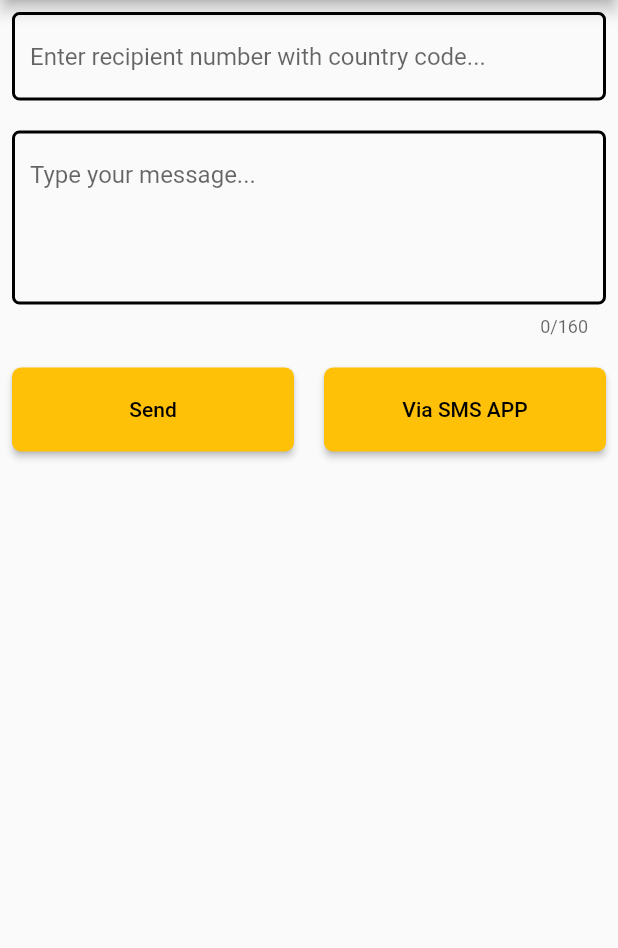
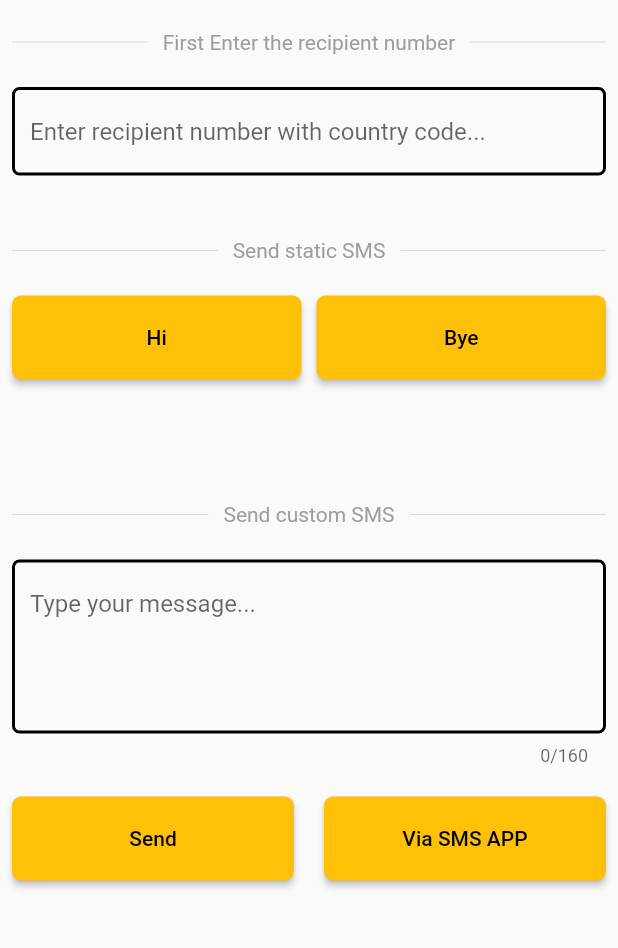
Before and after one commit to swayamshreemohanty/flutter_send_sms, a Flutter app: the screen it shows after launch, on a phone screen of 412 x 824 dp, the part 84-1032 px from its top. Run offline on Flutter 3.47's test engine with Material 2 defaults, Android fonts, the phone set to English and light mode, and no system bars; missing offline and left inert: telephony.

Commit message:
static button added

```diff
--- a/lib/sms_send_screen.dart
+++ b/lib/sms_send_screen.dart
@@ -1,3 +1,5 @@
+// ignore_for_file: use_build_context_synchronously
+
 import 'package:flutter/material.dart';
 import 'package:flutter/services.dart';
 import 'package:send_sms/utility/show_snak_bar.dart';
@@ -11,11 +13,45 @@ class SMSsendScreen extends StatefulWidget {
 }
 
 class _SMSsendScreenState extends State<SMSsendScreen> {
-  final _formKey = GlobalKey<FormState>();
+  final _recipientNumberformKey = GlobalKey<FormState>();
+  final _customMessageformKey = GlobalKey<FormState>();
 
   final _phoneNumberController = TextEditingController();
   final _customSMSController = TextEditingController();
   final Telephony smsService = Telephony.instance;
+
+  Future<void> sendSmSFromStaticButton({required String buttonText}) async {
+    try {
+      final isrecipientNumberValid =
+          _recipientNumberformKey.currentState!.validate();
+      FocusScope.of(context).unfocus();
+      if (isrecipientNumberValid) {
+        //to vibrate the phone
+        await HapticFeedback.lightImpact();
+        final permissionsGranted =
+            await smsService.requestPhoneAndSmsPermissions ?? false;
+        if (permissionsGranted) {
+          ShowSnackBar.showSnackBar(context, 'Sensing SMS...');
+          await smsService.sendSms(
+            to: _phoneNumberController.text.trim(),
+            message: buttonText.trim(),
+            statusListener: (SendStatus status) {
+              showRequestStatus(status);
+            },
+          );
+          clearTextField(ignorePhoneNumber: true);
+        } else {
+          ShowSnackBar.showSnackBar(context, 'SMS permission is not allowed');
+        }
+        return;
+      } else {
+        await HapticFeedback.heavyImpact();
+        return;
+      }
+    } catch (e) {
+      ShowSnackBar.showSnackBar(context, 'Error occured while sending SMS.');
+    }
+  }
 
   void showRequestStatus(SendStatus status) {
     switch (status) {
@@ -35,17 +71,15 @@ class _SMSsendScreenState extends State<SMSsendScreen> {
     }
   }
 
-  void clearTextField() {
-    _phoneNumberController.clear();
-    _customSMSController.clear();
-  }
-
   Future<void> sendDirectSmS() async {
     try {
-      final isValid = _formKey.currentState!.validate();
+      final isrecipientNumberValid =
+          _recipientNumberformKey.currentState!.validate();
+      final customMessageValid = _customMessageformKey.currentState!.validate();
       FocusScope.of(context).unfocus();
-      if (isValid) {
-        _formKey.currentState!.save();
+      if (isrecipientNumberValid && customMessageValid) {
+        _customMessageformKey.currentState!.save();
+        _recipientNumberformKey.currentState!.save();
         //to vibrate the phone
         await HapticFeedback.lightImpact();
 
@@ -53,6 +87,7 @@ class _SMSsendScreenState extends State<SMSsendScreen> {
             await smsService.requestPhoneAndSmsPermissions ?? false;
 
         if (permissionsGranted) {
+          ShowSnackBar.showSnackBar(context, 'Sensing SMS...');
           await smsService.sendSms(
             to: _phoneNumberController.text.trim(),
             message: _customSMSController.text.trim(),
@@ -60,9 +95,8 @@ class _SMSsendScreenState extends State<SMSsendScreen> {
               showRequestStatus(status);
             },
           );
-          clearTextField();
+          clearTextField(ignorePhoneNumber: true);
         } else {
-          // ignore: use_build_context_synchronously
           ShowSnackBar.showSnackBar(context, 'SMS permission is not allowed');
         }
         return;
@@ -76,22 +110,26 @@ class _SMSsendScreenState extends State<SMSsendScreen> {
   }
 
   Future<void> sendViaSmSApp() async {
-    final isValid = _formKey.currentState!.validate();
+    final isrecipientNumberValid =
+        _recipientNumberformKey.currentState!.validate();
+    final customMessageValid = _customMessageformKey.currentState!.validate();
     FocusScope.of(context).unfocus();
-    if (isValid) {
-      _formKey.currentState!.save();
+    if (isrecipientNumberValid && customMessageValid) {
+      _customMessageformKey.currentState!.save();
+      _recipientNumberformKey.currentState!.save();
       //to vibrate the phone
       await HapticFeedback.lightImpact();
       final permissionsGranted =
           await smsService.requestPhoneAndSmsPermissions ?? false;
       if (permissionsGranted) {
+        ShowSnackBar.showSnackBar(context, 'Sensing SMS...');
+
         await smsService.sendSmsByDefaultApp(
           to: _phoneNumberController.text.trim(),
           message: _customSMSController.text.trim(),
         );
         clearTextField();
       } else {
-        // ignore: use_build_context_synchronously
         ShowSnackBar.showSnackBar(context, 'SMS permission is not allowed');
       }
       return;
@@ -99,6 +137,13 @@ class _SMSsendScreenState extends State<SMSsendScreen> {
       await HapticFeedback.heavyImpact();
       return;
     }
+  }
+
+  void clearTextField({bool ignorePhoneNumber = false}) {
+    if (!ignorePhoneNumber) {
+      _phoneNumberController.clear();
+    }
+    _customSMSController.clear();
   }
 
   @override
@@ -114,16 +159,20 @@ class _SMSsendScreenState extends State<SMSsendScreen> {
       appBar: AppBar(
         title: const Text('Send SMS'),
         centerTitle: true,
+        elevation: 0,
       ),
       body: Padding(
         padding: const EdgeInsets.all(8.0),
         child: ListView(
           children: [
+            const SizedBox(height: 10),
+            const DividerWithText(
+              text: "First Enter the recipient number",
+            ),
+            const SizedBox(height: 20),
             Form(
-              key: _formKey,
-              child: Column(
-                children: [
-                  TextFormField(
+              key: _recipientNumberformKey,
+              child: TextFormField(
                 controller: _phoneNumberController,
                 autofillHints: const [AutofillHints.telephoneNumber],
                 keyboardType: TextInputType.phone,
@@ -150,8 +199,33 @@ class _SMSsendScreenState extends State<SMSsendScreen> {
                   ),
                 ),
               ),
+            ),
+            const SizedBox(height: 40),
+            const DividerWithText(text: "Send static SMS"),
             const SizedBox(height: 20),
-                  TextFormField(
+            Row(
+              children: [
+                SendSMSButton(
+                  onPressed: () async {
+                    await sendSmSFromStaticButton(buttonText: "Hi");
+                  },
+                  buttonName: 'Hi',
+                ),
+                const SizedBox(width: 10),
+                SendSMSButton(
+                  onPressed: () async {
+                    await sendSmSFromStaticButton(buttonText: "Bye");
+                  },
+                  buttonName: 'Bye',
+                ),
+              ],
+            ),
+            const SizedBox(height: 80),
+            const DividerWithText(text: "Send custom SMS"),
+            const SizedBox(height: 20),
+            Form(
+              key: _customMessageformKey,
+              child: TextFormField(
                 controller: _customSMSController,
                 keyboardType: TextInputType.text,
                 maxLines: 4,
@@ -176,8 +250,6 @@ class _SMSsendScreenState extends State<SMSsendScreen> {
                   ),
                 ),
               ),
-                ],
-              ),
             ),
             const SizedBox(height: 20),
             Row(
@@ -201,6 +273,40 @@ class _SMSsendScreenState extends State<SMSsendScreen> {
         ),
       ),
     );
+  }
+}
+
+class DividerWithText extends StatelessWidget {
+  final String text;
+  const DividerWithText({Key? key, required this.text}) : super(key: key);
+
+  final double height = 20;
+  final double thickness = 0.8;
+  @override
+  Widget build(BuildContext context) {
+    return Row(children: [
+      Expanded(
+        child: Divider(
+          height: height,
+          thickness: thickness,
+        ),
+      ),
+      Padding(
+        padding: const EdgeInsets.symmetric(horizontal: 10),
+        child: Text(
+          text,
+          style: const TextStyle(
+            color: Colors.grey,
+          ),
+        ),
+      ),
+      Expanded(
+        child: Divider(
+          height: height,
+          thickness: thickness,
+        ),
+      ),
+    ]);
   }
 }
 
```
Lines whose indentation alone changed are shown as unchanged.
